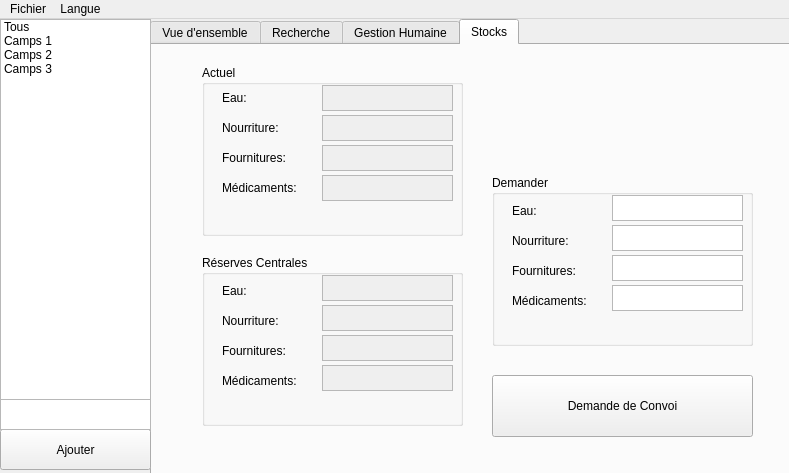
This is mainwin.ui in limalayla/PadID_Humanitaire as Qt 5 draws it before an edit. The edited form follows.
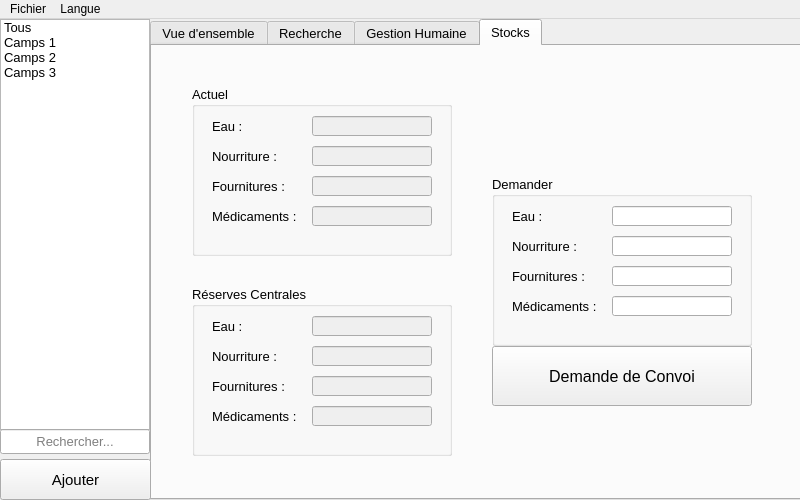
This is the edited form. The open tabs and pages were chosen to show the change.

Commit message:
Refonte superficielle de l'interface
Remplacement des qtextedit par des qlineedit (pour simplifier par la
suite), renommage selon la norme objet_roleSousRole de toute
l'interface, et quadrillage selon les coordonnées (trop quadrillé ?)

```diff
--- a/mainwin.ui
+++ b/mainwin.ui
@@ -6,20 +6,20 @@
    <rect>
     <x>0</x>
     <y>0</y>
-    <width>789</width>
-    <height>473</height>
+    <width>800</width>
+    <height>500</height>
    </rect>
   </property>
   <property name="minimumSize">
    <size>
-    <width>789</width>
-    <height>473</height>
+    <width>0</width>
+    <height>0</height>
    </size>
   </property>
   <property name="maximumSize">
    <size>
-    <width>789</width>
-    <height>473</height>
+    <width>1000</width>
+    <height>1000</height>
    </size>
   </property>
   <property name="windowTitle">
@@ -31,10 +31,15 @@
      <rect>
       <x>150</x>
       <y>0</y>
-      <width>641</width>
-      <height>461</height>
+      <width>661</width>
+      <height>481</height>
      </rect>
     </property>
+    <property name="font">
+     <font>
+      <pointsize>10</pointsize>
+     </font>
+    </property>
     <property name="currentIndex">
      <number>0</number>
     </property>
@@ -633,10 +638,15 @@
        <rect>
         <x>340</x>
         <y>130</y>
-        <width>261</width>
-        <height>171</height>
+        <width>260</width>
+        <height>170</height>
        </rect>
       </property>
+      <property name="font">
+       <font>
+        <pointsize>10</pointsize>
+       </font>
+      </property>
       <property name="title">
        <string>Demander</string>
       </property>
@@ -644,103 +654,91 @@
        <property name="geometry">
         <rect>
          <x>20</x>
-         <y>20</y>
-         <width>55</width>
-         <height>31</height>
+         <y>30</y>
+         <width>90</width>
+         <height>20</height>
         </rect>
        </property>
        <property name="text">
-        <string>Eau: </string>
+        <string>Eau :</string>
        </property>
       </widget>
       <widget class="QLabel" name="labelMedocDemande">
        <property name="geometry">
         <rect>
          <x>20</x>
-         <y>110</y>
-         <width>141</width>
-         <height>31</height>
+         <y>120</y>
+         <width>90</width>
+         <height>20</height>
         </rect>
        </property>
        <property name="text">
-        <string>Médicaments:</string>
+        <string>Médicaments :</string>
        </property>
       </widget>
       <widget class="QLabel" name="labelFourniDemande">
        <property name="geometry">
         <rect>
          <x>20</x>
-         <y>80</y>
-         <width>141</width>
-         <height>31</height>
+         <y>90</y>
+         <width>90</width>
+         <height>20</height>
         </rect>
        </property>
        <property name="text">
-        <string>Fournitures: </string>
+        <string>Fournitures :</string>
        </property>
       </widget>
       <widget class="QLabel" name="labelNourritureDemande">
        <property name="geometry">
         <rect>
          <x>20</x>
-         <y>50</y>
-         <width>71</width>
-         <height>31</height>
+         <y>60</y>
+         <width>90</width>
+         <height>20</height>
         </rect>
        </property>
        <property name="text">
-        <string>Nourriture:</string>
+        <string>Nourriture :</string>
        </property>
       </widget>
-      <widget class="QTextEdit" name="textboxDemandeEau">
-       <property name="enabled">
-        <bool>true</bool>
-       </property>
+      <widget class="QLineEdit" name="text_requEau">
        <property name="geometry">
         <rect>
          <x>120</x>
-         <y>20</y>
-         <width>131</width>
-         <height>26</height>
+         <y>30</y>
+         <width>120</width>
+         <height>20</height>
         </rect>
        </property>
       </widget>
-      <widget class="QTextEdit" name="textBoxDemandeNourriture">
-       <property name="enabled">
-        <bool>true</bool>
-       </property>
+      <widget class="QLineEdit" name="text_requNour">
        <property name="geometry">
         <rect>
          <x>120</x>
-         <y>50</y>
-         <width>131</width>
-         <height>26</height>
+         <y>60</y>
+         <width>120</width>
+         <height>20</height>
         </rect>
        </property>
       </widget>
-      <widget class="QTextEdit" name="TextBoxFourniDemande">
-       <property name="enabled">
-        <bool>true</bool>
-       </property>
+      <widget class="QLineEdit" name="text_requFour">
        <property name="geometry">
         <rect>
          <x>120</x>
-         <y>80</y>
-         <width>131</width>
-         <height>26</height>
+         <y>90</y>
+         <width>120</width>
+         <height>20</height>
         </rect>
        </property>
       </widget>
-      <widget class="QTextEdit" name="TextBoxDemandeMedoc">
-       <property name="enabled">
-        <bool>true</bool>
-       </property>
+      <widget class="QLineEdit" name="text_requMed">
        <property name="geometry">
         <rect>
          <x>120</x>
-         <y>110</y>
-         <width>131</width>
-         <height>26</height>
+         <y>120</y>
+         <width>120</width>
+         <height>20</height>
         </rect>
        </property>
       </widget>
@@ -749,11 +747,16 @@
       <property name="geometry">
        <rect>
         <x>340</x>
-        <y>330</y>
-        <width>261</width>
-        <height>62</height>
+        <y>300</y>
+        <width>260</width>
+        <height>60</height>
        </rect>
       </property>
+      <property name="font">
+       <font>
+        <pointsize>12</pointsize>
+       </font>
+      </property>
       <property name="text">
        <string>Demande de Convoi</string>
       </property>
@@ -761,12 +764,17 @@
      <widget class="QGroupBox" name="groupBox_CampsActu">
       <property name="geometry">
        <rect>
-        <x>50</x>
-        <y>20</y>
-        <width>261</width>
-        <height>171</height>
+        <x>40</x>
+        <y>40</y>
+        <width>260</width>
+        <height>170</height>
        </rect>
       </property>
+      <property name="font">
+       <font>
+        <pointsize>10</pointsize>
+       </font>
+      </property>
       <property name="title">
        <string>Actuel</string>
       </property>
@@ -774,103 +782,103 @@
        <property name="geometry">
         <rect>
          <x>20</x>
-         <y>20</y>
-         <width>55</width>
-         <height>26</height>
+         <y>30</y>
+         <width>90</width>
+         <height>20</height>
         </rect>
        </property>
        <property name="text">
-        <string>Eau: </string>
+        <string>Eau :</string>
        </property>
       </widget>
       <widget class="QLabel" name="labelNourritureActu">
        <property name="geometry">
         <rect>
          <x>20</x>
-         <y>50</y>
-         <width>71</width>
-         <height>26</height>
+         <y>60</y>
+         <width>90</width>
+         <height>20</height>
         </rect>
        </property>
        <property name="text">
-        <string>Nourriture:</string>
+        <string>Nourriture :</string>
        </property>
       </widget>
       <widget class="QLabel" name="labelMedocActu">
        <property name="geometry">
         <rect>
          <x>20</x>
-         <y>110</y>
-         <width>141</width>
-         <height>26</height>
+         <y>120</y>
+         <width>90</width>
+         <height>20</height>
         </rect>
        </property>
        <property name="text">
-        <string>Médicaments:</string>
+        <string>Médicaments :</string>
        </property>
       </widget>
       <widget class="QLabel" name="labelFourniActu">
        <property name="geometry">
         <rect>
          <x>20</x>
-         <y>80</y>
-         <width>141</width>
-         <height>26</height>
+         <y>90</y>
+         <width>90</width>
+         <height>20</height>
         </rect>
        </property>
        <property name="text">
-        <string>Fournitures: </string>
+        <string>Fournitures :</string>
        </property>
       </widget>
-      <widget class="QTextEdit" name="TextEauActu">
+      <widget class="QLineEdit" name="text_actEau">
        <property name="enabled">
         <bool>false</bool>
        </property>
        <property name="geometry">
         <rect>
          <x>120</x>
-         <y>20</y>
-         <width>131</width>
-         <height>26</height>
+         <y>30</y>
+         <width>120</width>
+         <height>20</height>
         </rect>
        </property>
       </widget>
-      <widget class="QTextEdit" name="textNourritureActu">
+      <widget class="QLineEdit" name="text_actNour">
        <property name="enabled">
         <bool>false</bool>
        </property>
        <property name="geometry">
         <rect>
          <x>120</x>
-         <y>50</y>
-         <width>131</width>
-         <height>26</height>
+         <y>60</y>
+         <width>120</width>
+         <height>20</height>
         </rect>
        </property>
       </widget>
-      <widget class="QTextEdit" name="textFourniActu">
+      <widget class="QLineEdit" name="text_actFour">
        <property name="enabled">
         <bool>false</bool>
        </property>
        <property name="geometry">
         <rect>
          <x>120</x>
-         <y>80</y>
-         <width>131</width>
-         <height>26</height>
+         <y>90</y>
+         <width>120</width>
+         <height>20</height>
         </rect>
        </property>
       </widget>
-      <widget class="QTextEdit" name="textMedocActu">
+      <widget class="QLineEdit" name="text_actMed">
        <property name="enabled">
         <bool>false</bool>
        </property>
        <property name="geometry">
         <rect>
          <x>120</x>
-         <y>110</y>
-         <width>131</width>
-         <height>26</height>
+         <y>120</y>
+         <width>120</width>
+         <height>20</height>
         </rect>
        </property>
       </widget>
@@ -878,12 +886,17 @@
      <widget class="QGroupBox" name="groupBox_Reserve">
       <property name="geometry">
        <rect>
-        <x>50</x>
-        <y>210</y>
-        <width>261</width>
-        <height>171</height>
+        <x>40</x>
+        <y>240</y>
+        <width>260</width>
+        <height>170</height>
        </rect>
       </property>
+      <property name="font">
+       <font>
+        <pointsize>10</pointsize>
+       </font>
+      </property>
       <property name="title">
        <string>Réserves Centrales</string>
       </property>
@@ -891,103 +904,103 @@
        <property name="geometry">
         <rect>
          <x>20</x>
-         <y>20</y>
-         <width>55</width>
-         <height>31</height>
+         <y>30</y>
+         <width>90</width>
+         <height>20</height>
         </rect>
        </property>
        <property name="text">
-        <string>Eau: </string>
+        <string>Eau :</string>
        </property>
       </widget>
       <widget class="QLabel" name="labelNourritureReserve">
        <property name="geometry">
         <rect>
          <x>20</x>
-         <y>50</y>
-         <width>71</width>
-         <height>31</height>
+         <y>60</y>
+         <width>90</width>
+         <height>20</height>
         </rect>
        </property>
        <property name="text">
-        <string>Nourriture:</string>
+        <string>Nourriture :</string>
        </property>
       </widget>
       <widget class="QLabel" name="labelFourniReserve">
        <property name="geometry">
         <rect>
          <x>20</x>
-         <y>80</y>
-         <width>141</width>
-         <height>31</height>
+         <y>90</y>
+         <width>90</width>
+         <height>20</height>
         </rect>
        </property>
        <property name="text">
-        <string>Fournitures: </string>
+        <string>Fournitures :</string>
        </property>
       </widget>
       <widget class="QLabel" name="labelMedocReserve">
        <property name="geometry">
         <rect>
          <x>20</x>
-         <y>110</y>
-         <width>141</width>
-         <height>31</height>
+         <y>120</y>
+         <width>90</width>
+         <height>20</height>
         </rect>
        </property>
        <property name="text">
-        <string>Médicaments:</string>
+        <string>Médicaments :</string>
        </property>
       </widget>
-      <widget class="QTextEdit" name="TextEauReserve">
+      <widget class="QLineEdit" name="text_dispoEau">
        <property name="enabled">
         <bool>false</bool>
        </property>
        <property name="geometry">
         <rect>
          <x>120</x>
-         <y>20</y>
-         <width>131</width>
-         <height>26</height>
+         <y>30</y>
+         <width>120</width>
+         <height>20</height>
         </rect>
        </property>
       </widget>
-      <widget class="QTextEdit" name="TextNourritureReserve">
+      <widget class="QLineEdit" name="text_dispoNour">
        <property name="enabled">
         <bool>false</bool>
        </property>
        <property name="geometry">
         <rect>
          <x>120</x>
-         <y>50</y>
-         <width>131</width>
-         <height>26</height>
+         <y>60</y>
+         <width>120</width>
+         <height>20</height>
         </rect>
        </property>
       </widget>
-      <widget class="QTextEdit" name="TextFourniReserve">
+      <widget class="QLineEdit" name="text_dispoFour">
        <property name="enabled">
         <bool>false</bool>
        </property>
        <property name="geometry">
         <rect>
          <x>120</x>
-         <y>80</y>
-         <width>131</width>
-         <height>26</height>
+         <y>90</y>
+         <width>120</width>
+         <height>20</height>
         </rect>
        </property>
       </widget>
-      <widget class="QTextEdit" name="TextMedocReserve">
+      <widget class="QLineEdit" name="text_dispoMed">
        <property name="enabled">
         <bool>false</bool>
        </property>
        <property name="geometry">
         <rect>
          <x>120</x>
-         <y>110</y>
-         <width>131</width>
-         <height>26</height>
+         <y>120</y>
+         <width>120</width>
+         <height>20</height>
         </rect>
        </property>
       </widget>
@@ -999,10 +1012,15 @@
      <rect>
       <x>0</x>
       <y>0</y>
-      <width>151</width>
-      <height>381</height>
+      <width>150</width>
+      <height>411</height>
      </rect>
     </property>
+    <property name="font">
+     <font>
+      <pointsize>10</pointsize>
+     </font>
+    </property>
     <item>
      <property name="text">
       <string>Tous</string>
@@ -1028,27 +1046,40 @@
     <property name="geometry">
      <rect>
       <x>0</x>
-      <y>410</y>
+      <y>440</y>
       <width>151</width>
       <height>41</height>
      </rect>
     </property>
+    <property name="font">
+     <font>
+      <pointsize>11</pointsize>
+     </font>
+    </property>
     <property name="text">
      <string>Ajouter</string>
     </property>
    </widget>
-   <widget class="QTextEdit" name="TextRechercheCamps">
-    <property name="enabled">
-     <bool>true</bool>
-    </property>
+   <widget class="QLineEdit" name="text_rechCamp">
     <property name="geometry">
      <rect>
       <x>0</x>
-      <y>380</y>
-      <width>151</width>
-      <height>31</height>
+      <y>410</y>
+      <width>150</width>
+      <height>25</height>
      </rect>
     </property>
+    <property name="font">
+     <font>
+      <pointsize>10</pointsize>
+     </font>
+    </property>
+    <property name="alignment">
+     <set>Qt::AlignCenter</set>
+    </property>
+    <property name="placeholderText">
+     <string>Rechercher...</string>
+    </property>
    </widget>
   </widget>
   <widget class="QMenuBar" name="menuBar">
@@ -1056,8 +1087,8 @@
     <rect>
      <x>0</x>
      <y>0</y>
-     <width>789</width>
-     <height>26</height>
+     <width>800</width>
+     <height>21</height>
     </rect>
    </property>
    <widget class="QMenu" name="menuLangue">
```
Left out of the diff: 489 changed lines with no effect on the pictures. The commit also changes 1 other file.
